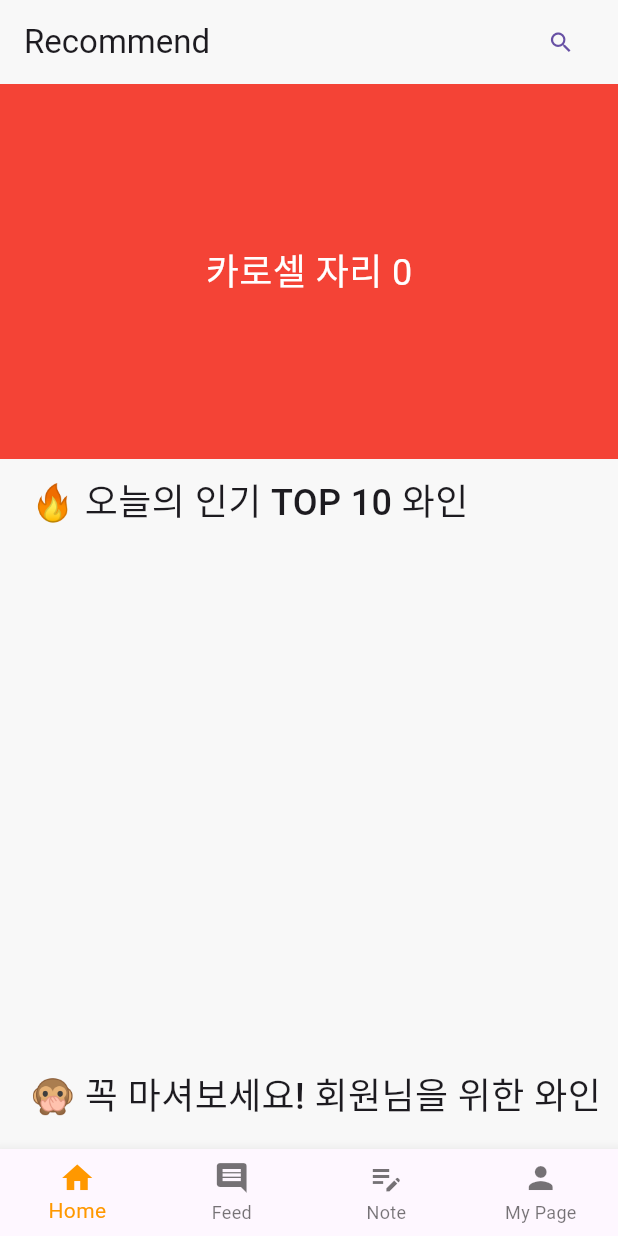
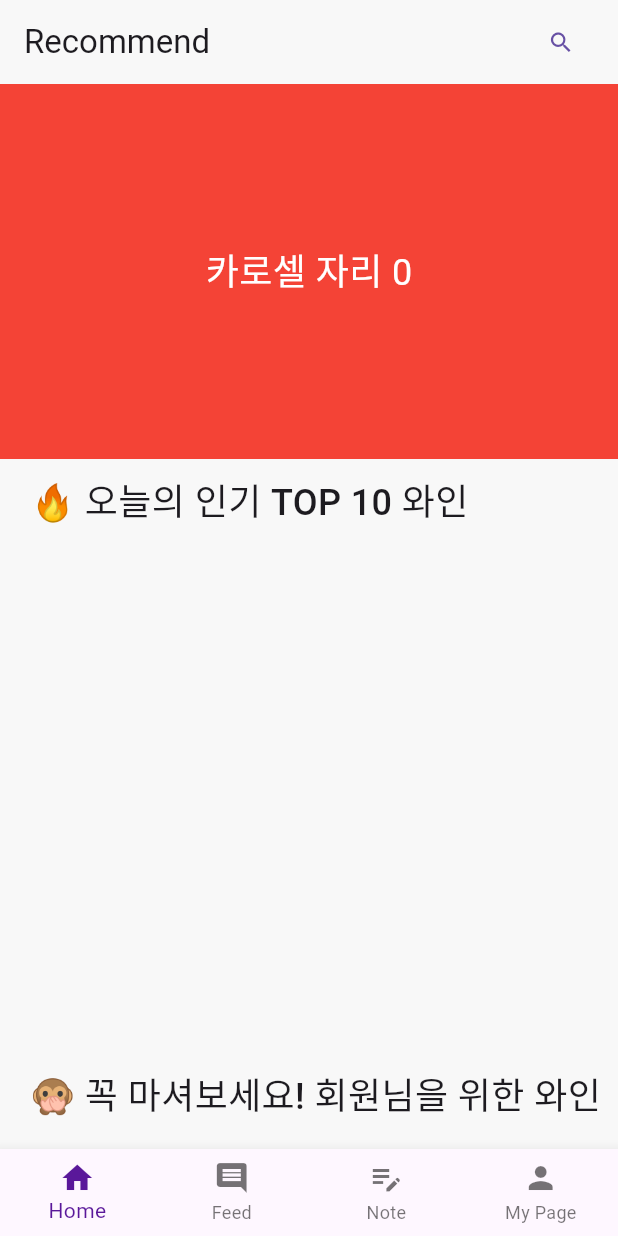
Before and after one commit to thevinopener/vinopener, a Flutter app: the HomeScreen screen opened directly, on a phone screen of 412 x 824 dp. Run offline on Flutter 3.47's test engine with Material 3 defaults, Android fonts, the phone set to English and light mode, and no system bars; drawn by our look-alikes of carousel_slider; our stand-ins replace accordion, camera, dashed_circular_progress_bar, dio, event_bus, firebase_auth and 7 more; missing offline and left inert: flag, floating_chat_button, flutter_radar_chart, focused_area_ocr_flutter, scanner_overlay; accounts and stored records are empty; network calls fail.

Commit message:
fix: 내비게이션 바 색 수정, 노트 페이지 오류 수정 (#66)
Close #66

```diff
--- a/frontend/lib/screens/home_screen.dart
+++ b/frontend/lib/screens/home_screen.dart
@@ -1,4 +1,5 @@
 import 'package:flutter/material.dart';
+import 'package:frontend/constants/colors.dart';
 import 'package:provider/provider.dart';
 import 'package:camera/camera.dart';
 import 'package:frontend/providers/bottombar_provider.dart';
@@ -75,7 +76,7 @@ class _HomeScreenState extends State<HomeScreen> {
                 bottomBarProvider.setIndex(index);
                 _pageController.jumpToPage(index + 1); // 페이지 컨트롤러의 인덱스 조정
               },
-              selectedItemColor: Colors.orange,
+              selectedItemColor: AppColors.primary,
               items: [
                 BottomNavigationBarItem(icon: Icon(Icons.home), label: 'Home'),
                 BottomNavigationBarItem(
```
Also changed, not shown: frontend/lib/screens/note/note_search_screen.dart (+9 -0 lines), frontend/lib/widgets/note/note_list_card_widget.dart (+14 -9 lines), frontend/lib/screens/note/note_screen.dart (indentation only).
